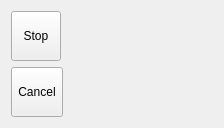
Before: the Qt Designer form Waiter/dlgstartstophourly.ui in End1-1/Cafe5, drawn with Qt 5.
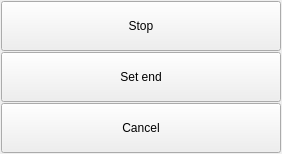
After: the same form once the commit is applied. Icons and pictures are not drawn.

What changed in the file:
```diff
--- a/Waiter/dlgstartstophourly.ui
+++ b/Waiter/dlgstartstophourly.ui
@@ -6,16 +6,37 @@
    <rect>
     <x>0</x>
     <y>0</y>
-    <width>224</width>
-    <height>124</height>
+    <width>282</width>
+    <height>154</height>
    </rect>
   </property>
   <property name="windowTitle">
    <string>Stop</string>
   </property>
   <layout class="QVBoxLayout" name="verticalLayout">
+   <property name="spacing">
+    <number>1</number>
+   </property>
+   <property name="leftMargin">
+    <number>1</number>
+   </property>
+   <property name="topMargin">
+    <number>1</number>
+   </property>
+   <property name="rightMargin">
+    <number>1</number>
+   </property>
+   <property name="bottomMargin">
+    <number>1</number>
+   </property>
    <item>
     <widget class="QToolButton" name="btnStop">
+     <property name="sizePolicy">
+      <sizepolicy hsizetype="Preferred" vsizetype="Fixed">
+       <horstretch>0</horstretch>
+       <verstretch>0</verstretch>
+      </sizepolicy>
+     </property>
      <property name="minimumSize">
       <size>
        <width>50</width>
@@ -40,8 +61,46 @@
      </property>
     </widget>
    </item>
+   <item>
+    <widget class="QToolButton" name="btnSetEnd">
+     <property name="sizePolicy">
+      <sizepolicy hsizetype="Preferred" vsizetype="Fixed">
+       <horstretch>0</horstretch>
+       <verstretch>0</verstretch>
+      </sizepolicy>
+     </property>
+     <property name="minimumSize">
+      <size>
+       <width>50</width>
+       <height>50</height>
+      </size>
+     </property>
+     <property name="text">
+      <string>Set end</string>
+     </property>
+     <property name="icon">
+      <iconset resource="resources/res.qrc">
+       <normaloff>:/calendar.png</normaloff>:/calendar.png</iconset>
+     </property>
+     <property name="iconSize">
+      <size>
+       <width>49</width>
+       <height>48</height>
+      </size>
+     </property>
+     <property name="toolButtonStyle">
+      <enum>Qt::ToolButtonStyle::ToolButtonTextBesideIcon</enum>
+     </property>
+    </widget>
+   </item>
    <item>
     <widget class="QToolButton" name="btnCancel">
+     <property name="sizePolicy">
+      <sizepolicy hsizetype="Preferred" vsizetype="Fixed">
+       <horstretch>0</horstretch>
+       <verstretch>0</verstretch>
+      </sizepolicy>
+     </property>
      <property name="minimumSize">
       <size>
        <width>50</width>
```
